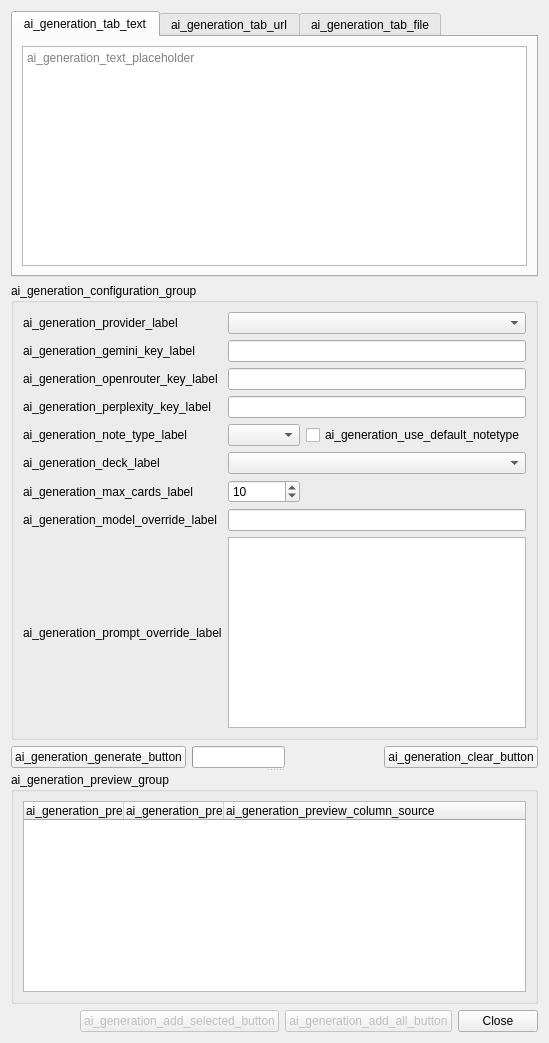
Old version of the form qt/aqt/forms/ai_generator.ui in the repository beenycool/anki.
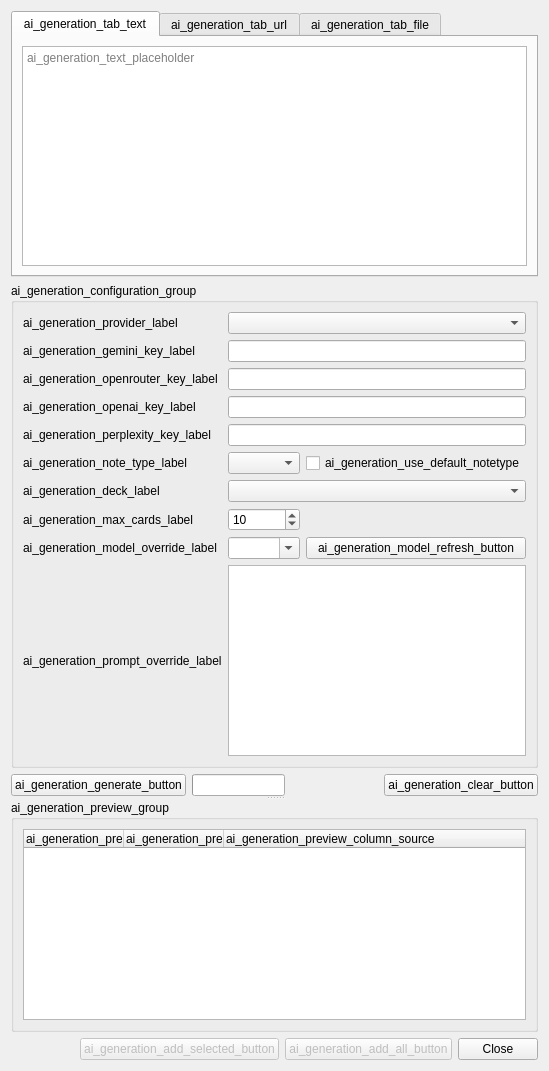
New version of the form.

Commit message: Add OpenAI provider and model discovery for AI generator

What changed in the file:
```diff
--- a/qt/aqt/forms/ai_generator.ui
+++ b/qt/aqt/forms/ai_generator.ui
@@ -152,54 +152,68 @@
            </widget>
           </item>
           <item row="3" column="0">
+           <widget class="QLabel" name="openaiLabel">
+            <property name="text">
+             <string>ai_generation_openai_key_label</string>
+            </property>
+           </widget>
+          </item>
+          <item row="3" column="1" colspan="2">
+           <widget class="QLineEdit" name="openaiKey">
+            <property name="echoMode">
+             <enum>QLineEdit::PasswordEchoOnEdit</enum>
+            </property>
+           </widget>
+          </item>
+          <item row="4" column="0">
            <widget class="QLabel" name="perplexityLabel">
             <property name="text">
              <string>ai_generation_perplexity_key_label</string>
             </property>
            </widget>
           </item>
-          <item row="3" column="1" colspan="2">
+          <item row="4" column="1" colspan="2">
            <widget class="QLineEdit" name="perplexityKey">
             <property name="echoMode">
              <enum>QLineEdit::PasswordEchoOnEdit</enum>
             </property>
            </widget>
           </item>
-          <item row="4" column="0">
+          <item row="5" column="0">
            <widget class="QLabel" name="noteTypeLabel">
             <property name="text">
             <string>ai_generation_note_type_label</string>
             </property>
            </widget>
           </item>
-          <item row="4" column="1">
+          <item row="5" column="1">
            <widget class="QComboBox" name="noteTypeCombo"/>
           </item>
-          <item row="4" column="2">
+          <item row="5" column="2">
            <widget class="QCheckBox" name="useDefaultNoteType">
             <property name="text">
              <string>ai_generation_use_default_notetype</string>
             </property>
            </widget>
           </item>
-          <item row="5" column="0">
+          <item row="6" column="0">
            <widget class="QLabel" name="deckLabel">
             <property name="text">
             <string>ai_generation_deck_label</string>
             </property>
            </widget>
           </item>
-          <item row="5" column="1" colspan="2">
+          <item row="6" column="1" colspan="2">
            <widget class="QComboBox" name="deckCombo"/>
           </item>
-          <item row="6" column="0">
+          <item row="7" column="0">
            <widget class="QLabel" name="maxCardsLabel">
             <property name="text">
             <string>ai_generation_max_cards_label</string>
             </property>
            </widget>
           </item>
-          <item row="6" column="1">
+          <item row="7" column="1">
            <widget class="QSpinBox" name="maxCardsSpin">
             <property name="minimum">
              <number>1</number>
@@ -212,24 +226,35 @@
             </property>
            </widget>
           </item>
-          <item row="7" column="0">
+          <item row="8" column="0">
            <widget class="QLabel" name="modelLabel">
             <property name="text">
             <string>ai_generation_model_override_label</string>
             </property>
            </widget>
           </item>
-          <item row="7" column="1" colspan="2">
-           <widget class="QLineEdit" name="modelOverrideEdit"/>
+          <item row="8" column="1">
+           <widget class="QComboBox" name="modelOverrideCombo">
+            <property name="editable">
+             <bool>true</bool>
+            </property>
+           </widget>
+           </item>
+          <item row="8" column="2">
+           <widget class="QPushButton" name="modelRefreshButton">
+            <property name="text">
+             <string>ai_generation_model_refresh_button</string>
+            </property>
+           </widget>
           </item>
-          <item row="8" column="0">
+          <item row="9" column="0">
            <widget class="QLabel" name="promptLabel">
             <property name="text">
             <string>ai_generation_prompt_override_label</string>
             </property>
            </widget>
           </item>
-          <item row="8" column="1" colspan="2">
+          <item row="9" column="1" colspan="2">
            <widget class="QPlainTextEdit" name="promptOverrideEdit">
             <property name="maximumHeight">
              <number>80</number>
```
The commit also changes 13 other files.
